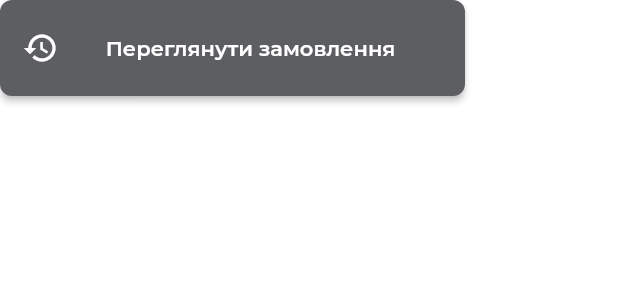
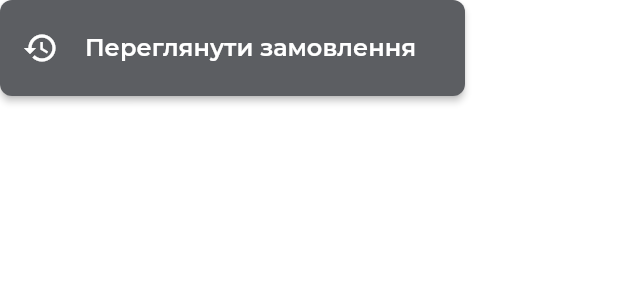
Before and after one commit to MVK-GROUP/webapp, a Flutter app: the ElevatedIconButton widget shown alone on an empty page, opened directly, on a phone screen of 412 x 824 dp. Shown: the top 300 px of the screen. Run offline on Flutter 3.47's test engine with Material 2 defaults, Android fonts, the light colour scheme and no system bars; our stand-ins replace google_fonts, intl_phone_number_input; missing offline and left inert: mobile_scanner.

Commit message:
Some ui improvements

```diff
--- a/lib/widgets/button.dart
+++ b/lib/widgets/button.dart
@@ -33,8 +33,8 @@ class ElevatedIconButton extends StatelessWidget {
               Expanded(
                   child: Text(text,
                       textAlign: TextAlign.center,
-                      style:
-                          GoogleFonts.montserrat(fontWeight: FontWeight.w600))),
+                      style: GoogleFonts.montserrat(
+                          fontSize: 16, fontWeight: FontWeight.w600))),
             ],
           )),
     );
```
Also changed, not shown: lib/screens/history/history_screen.dart (+15 -9 lines).
